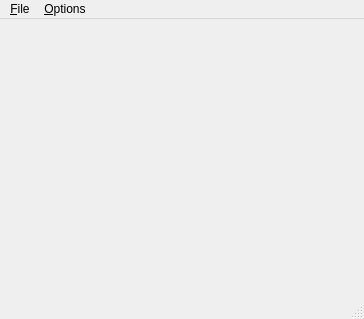
Qt form pyipk/qtipk/ui/main_win.ui (Newterm/szarp) before a commit.
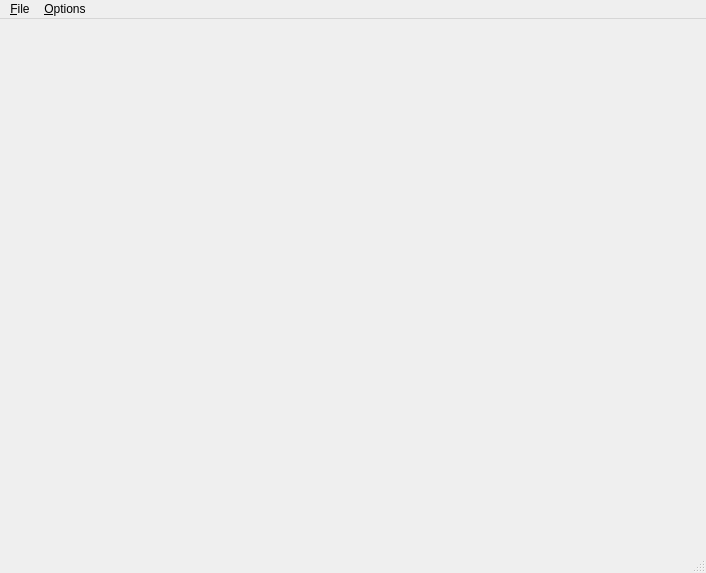
The same form after that commit.

```diff
--- a/pyipk/qtipk/ui/main_win.ui
+++ b/pyipk/qtipk/ui/main_win.ui
@@ -6,8 +6,8 @@
    <rect>
     <x>0</x>
     <y>0</y>
-    <width>364</width>
-    <height>319</height>
+    <width>706</width>
+    <height>573</height>
    </rect>
   </property>
   <property name="windowTitle">
@@ -25,7 +25,7 @@
     <rect>
      <x>0</x>
      <y>0</y>
-     <width>364</width>
+     <width>706</width>
      <height>21</height>
     </rect>
    </property>
```
